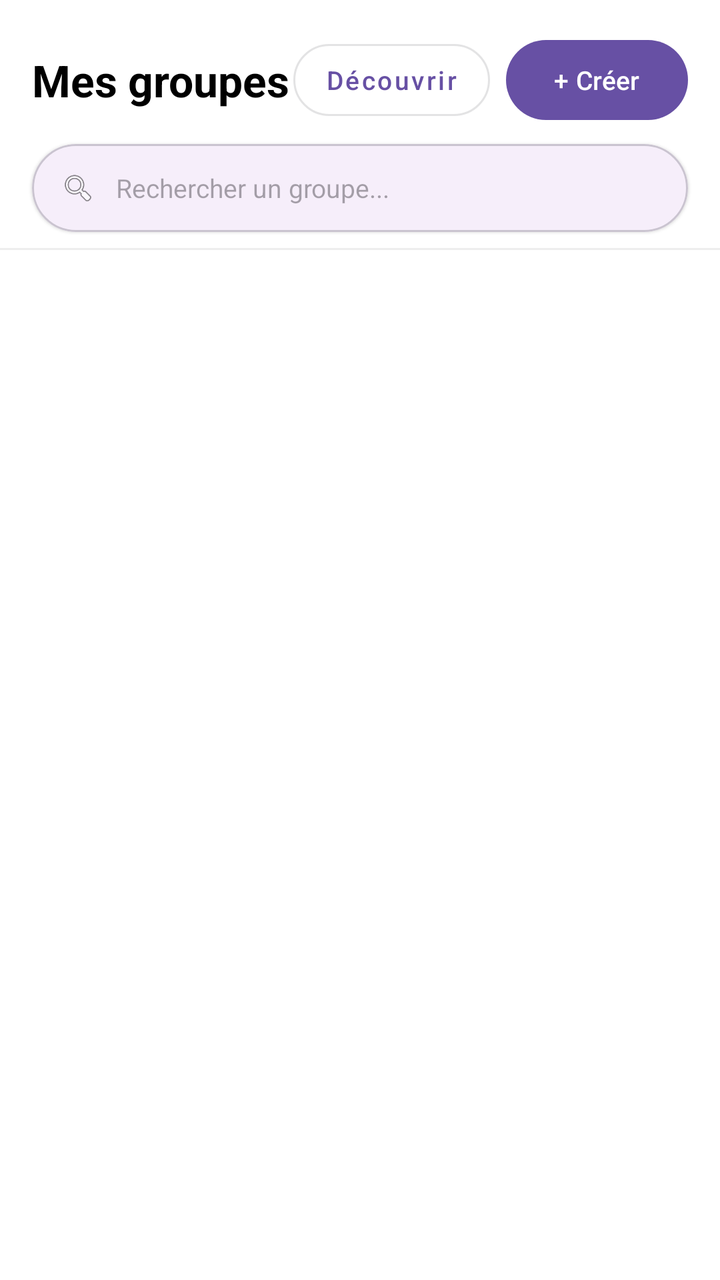
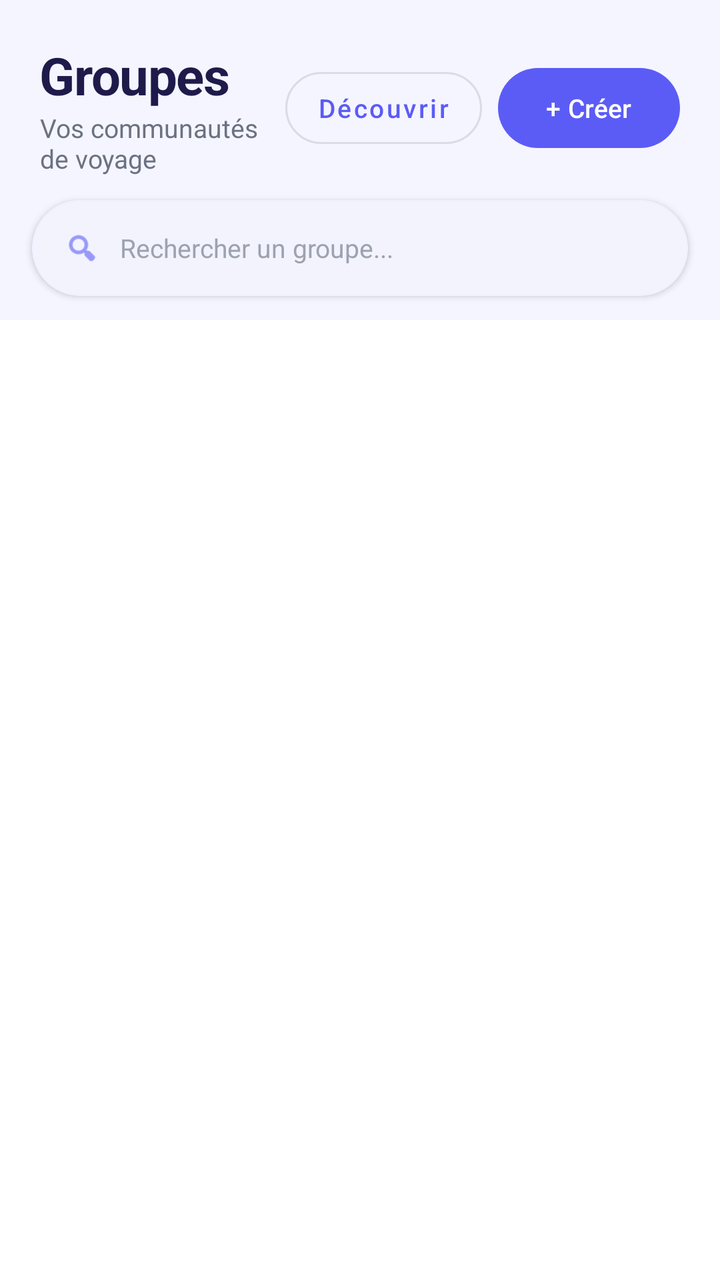

An Android layout rendered at two revisions. The XML below is the earlier revision; the diff shows what the commit changed to produce the second picture.
<!-- AndroidManifest.xml: application theme Theme.Traveling -->
<!-- res/layout/fragment_groups.xml -->
<?xml version="1.0" encoding="utf-8"?>
<LinearLayout xmlns:android="http://schemas.android.com/apk/res/android"
    xmlns:app="http://schemas.android.com/apk/res-auto"
    android:layout_width="match_parent"
    android:layout_height="match_parent"
    android:orientation="vertical"
    android:background="@android:color/white">

    
    <LinearLayout
        android:layout_width="match_parent"
        android:layout_height="wrap_content"
        android:orientation="horizontal"
        android:gravity="center_vertical"
        android:paddingHorizontal="16dp"
        android:paddingTop="16dp"
        android:paddingBottom="8dp">

        <TextView
            android:layout_width="0dp"
            android:layout_height="wrap_content"
            android:layout_weight="1"
            android:text="Mes groupes"
            android:textColor="@android:color/black"
            android:textSize="22sp"
            android:textStyle="bold" />

        <com.google.android.material.button.MaterialButton
            android:id="@+id/btn_discover_groups"
            android:layout_width="wrap_content"
            android:layout_height="wrap_content"
            android:layout_marginEnd="8dp"
            android:text="Découvrir"
            android:textAllCaps="false"
            android:textSize="13sp"
            style="@style/Widget.MaterialComponents.Button.OutlinedButton"
            app:cornerRadius="20dp" />

        <com.google.android.material.button.MaterialButton
            android:id="@+id/btn_create_group"
            android:layout_width="wrap_content"
            android:layout_height="wrap_content"
            android:text="+ Créer"
            android:textAllCaps="false"
            android:textSize="13sp"
            app:cornerRadius="20dp" />
    </LinearLayout>

    
    <com.google.android.material.card.MaterialCardView
        android:layout_width="match_parent"
        android:layout_height="44dp"
        android:layout_marginHorizontal="16dp"
        android:layout_marginBottom="8dp"
        app:cardCornerRadius="22dp"
        app:cardElevation="1dp">

        <LinearLayout
            android:layout_width="match_parent"
            android:layout_height="match_parent"
            android:orientation="horizontal"
            android:gravity="center_vertical"
            android:paddingHorizontal="14dp">

            <ImageView
                android:layout_width="18dp"
                android:layout_height="18dp"
                android:src="@android:drawable/ic_menu_search"
                android:contentDescription="@null" />

            <EditText
                android:id="@+id/search_groups"
                android:layout_width="0dp"
                android:layout_height="match_parent"
                android:layout_weight="1"
                android:layout_marginStart="10dp"
                android:background="@null"
                android:hint="Rechercher un groupe..."
                android:textSize="13sp"
                android:imeOptions="actionSearch"
                android:inputType="text"
                android:singleLine="true" />
        </LinearLayout>
    </com.google.android.material.card.MaterialCardView>

    
    <View
        android:layout_width="match_parent"
        android:layout_height="1dp"
        android:background="#EEEEEE" />

    
    <androidx.recyclerview.widget.RecyclerView
        android:id="@+id/recycler_groups"
        android:layout_width="match_parent"
        android:layout_height="0dp"
        android:layout_weight="1" />

    
    <LinearLayout
        android:id="@+id/layout_empty"
        android:layout_width="match_parent"
        android:layout_height="0dp"
        android:layout_weight="1"
        android:orientation="vertical"
        android:gravity="center"
        android:visibility="gone">

        <TextView
            android:layout_width="wrap_content"
            android:layout_height="wrap_content"
            android:text="Vous n'êtes dans aucun groupe"
            android:textSize="15sp"
            android:textColor="#999999" />

        <com.google.android.material.button.MaterialButton
            android:id="@+id/btn_join_group"
            android:layout_width="wrap_content"
            android:layout_height="wrap_content"
            android:layout_marginTop="16dp"
            android:text="Rejoindre un groupe"
            android:textAllCaps="false"
            style="@style/Widget.MaterialComponents.Button.OutlinedButton" />
    </LinearLayout>

</LinearLayout>
<!-- resources referenced by this layout -->
<resources>
  <style name="Theme.Traveling" parent="Base.Theme.Traveling" />
  <style name="Base.Theme.Traveling" parent="Theme.Material3.DayNight.NoActionBar">
          
          
      </style>
</resources>

<!-- the commit's change to res/layout/fragment_groups.xml (unified diff, before → after) -->
@@ -4,7 +4,7 @@
     android:layout_width="match_parent"
     android:layout_height="match_parent"
     android:orientation="vertical"
-    android:background="@android:color/white">
+    android:background="@color/colorBackground">
 
     
     <LinearLayout
@@ -12,18 +12,34 @@
         android:layout_height="wrap_content"
         android:orientation="horizontal"
         android:gravity="center_vertical"
-        android:paddingHorizontal="16dp"
-        android:paddingTop="16dp"
-        android:paddingBottom="8dp">
+        android:paddingHorizontal="20dp"
+        android:paddingTop="20dp"
+        android:paddingBottom="12dp"
+        android:background="@color/colorBackground">
 
-        <TextView
+        <LinearLayout
             android:layout_width="0dp"
             android:layout_height="wrap_content"
             android:layout_weight="1"
-            android:text="Mes groupes"
-            android:textColor="@android:color/black"
-            android:textSize="22sp"
-            android:textStyle="bold" />
+            android:orientation="vertical">
+
+            <TextView
+                android:layout_width="wrap_content"
+                android:layout_height="wrap_content"
+                android:text="Groupes"
+                android:textColor="@color/colorTextPrimary"
+                android:textSize="26sp"
+                android:textStyle="bold"
+                android:letterSpacing="-0.02" />
+
+            <TextView
+                android:layout_width="wrap_content"
+                android:layout_height="wrap_content"
+                android:text="Vos communautés de voyage"
+                android:textSize="13sp"
+                android:textColor="@color/colorTextSecondary" />
+
+        </LinearLayout>
 
         <com.google.android.material.button.MaterialButton
             android:id="@+id/btn_discover_groups"
@@ -49,23 +65,27 @@
     
     <com.google.android.material.card.MaterialCardView
         android:layout_width="match_parent"
-        android:layout_height="44dp"
+        android:layout_height="48dp"
         android:layout_marginHorizontal="16dp"
-        android:layout_marginBottom="8dp"
-        app:cardCornerRadius="22dp"
-        app:cardElevation="1dp">
+        android:layout_marginBottom="12dp"
+        app:cardCornerRadius="24dp"
+        app:cardElevation="2dp"
+        app:strokeWidth="1dp"
+        app:strokeColor="@color/colorPrimaryLight"
+        app:cardBackgroundColor="@color/colorSurface">
 
         <LinearLayout
             android:layout_width="match_parent"
             android:layout_height="match_parent"
             android:orientation="horizontal"
             android:gravity="center_vertical"
-            android:paddingHorizontal="14dp">
+            android:paddingHorizontal="16dp">
 
             <ImageView
                 android:layout_width="18dp"
                 android:layout_height="18dp"
                 android:src="@android:drawable/ic_menu_search"
+                app:tint="@color/colorPrimary"
                 android:contentDescription="@null" />
 
             <EditText
@@ -76,6 +96,7 @@
                 android:layout_marginStart="10dp"
                 android:background="@null"
                 android:hint="Rechercher un groupe..."
+                android:textColorHint="@color/colorTextHint"
                 android:textSize="13sp"
                 android:imeOptions="actionSearch"
                 android:inputType="text"
@@ -84,17 +105,12 @@
     </com.google.android.material.card.MaterialCardView>
 
     
-    <View
-        android:layout_width="match_parent"
-        android:layout_height="1dp"
-        android:background="#EEEEEE" />
-
-    
     <androidx.recyclerview.widget.RecyclerView
         android:id="@+id/recycler_groups"
         android:layout_width="match_parent"
         android:layout_height="0dp"
-        android:layout_weight="1" />
+        android:layout_weight="1"
+        android:background="@color/colorSurface" />
 
     
     <LinearLayout
@@ -109,17 +125,34 @@
         <TextView
             android:layout_width="wrap_content"
             android:layout_height="wrap_content"
+            android:text="🌍"
+            android:textSize="48sp" />
+
+        <TextView
+            android:layout_width="wrap_content"
+            android:layout_height="wrap_content"
+            android:layout_marginTop="12dp"
             android:text="Vous n'êtes dans aucun groupe"
-            android:textSize="15sp"
-            android:textColor="#999999" />
+            android:textSize="16sp"
+            android:textStyle="bold"
+            android:textColor="@color/colorTextPrimary" />
+
+        <TextView
+            android:layout_width="wrap_content"
+            android:layout_height="wrap_content"
+            android:layout_marginTop="6dp"
+            android:text="Rejoignez une communauté de voyageurs"
+            android:textSize="13sp"
+            android:textColor="@color/colorTextSecondary" />
 
         <com.google.android.material.button.MaterialButton
             android:id="@+id/btn_join_group"
             android:layout_width="wrap_content"
             android:layout_height="wrap_content"
-            android:layout_marginTop="16dp"
+            android:layout_marginTop="20dp"
             android:text="Rejoindre un groupe"
             android:textAllCaps="false"
+            app:cornerRadius="20dp"
             style="@style/Widget.MaterialComponents.Button.OutlinedButton" />
     </LinearLayout>
 
<!-- resource entries referenced after the edit -->
@@ -1,9 +1,37 @@
 <!-- resources referenced by this layout -->
 <resources>
+  <color name="colorBackground">#F5F5FF</color>
+  <color name="colorPrimary">#5B5CF6</color>
+  <color name="colorPrimaryLight">#EEF2FF</color>
+  <color name="colorSurface">#FFFFFF</color>
+  <color name="colorTextHint">#9CA3AF</color>
+  <color name="colorTextPrimary">#1E1B4B</color>
+  <color name="colorTextSecondary">#6B7280</color>
   <style name="Theme.Traveling" parent="Base.Theme.Traveling" />
   <style name="Base.Theme.Traveling" parent="Theme.Material3.DayNight.NoActionBar">
-          
-          
+          <item name="colorPrimary">@color/colorPrimary</item>
+          <item name="colorOnPrimary">@color/white</item>
+          <item name="colorPrimaryContainer">@color/colorPrimaryLight</item>
+          <item name="colorOnPrimaryContainer">@color/colorPrimaryDark</item>
+          <item name="colorSecondary">@color/colorSecondary</item>
+          <item name="colorOnSecondary">@color/white</item>
+          <item name="colorSecondaryContainer">@color/colorAccentLight</item>
+          <item name="colorOnSecondaryContainer">@color/colorAccentDark</item>
+          <item name="android:colorBackground">@color/colorBackground</item>
+          <item name="colorSurface">@color/colorSurface</item>
+          <item name="colorOnSurface">@color/colorTextPrimary</item>
+          <item name="colorOnSurfaceVariant">@color/colorTextSecondary</item>
+          <item name="colorError">@color/colorError</item>
+          <item name="colorOutline">@color/colorDivider</item>
+          <item name="android:statusBarColor">@color/colorPrimaryDark</item>
+          <item name="android:navigationBarColor">@color/colorSurface</item>
       </style>
+  <color name="white">#FFFFFFFF</color>
+  <color name="colorPrimaryDark">#4338CA</color>
+  <color name="colorSecondary">#F59E0B</color>
+  <color name="colorAccentLight">#FEF3C7</color>
+  <color name="colorAccentDark">#D97706</color>
+  <color name="colorError">#EF4444</color>
+  <color name="colorDivider">#E5E7EB</color>
 </resources>
 
